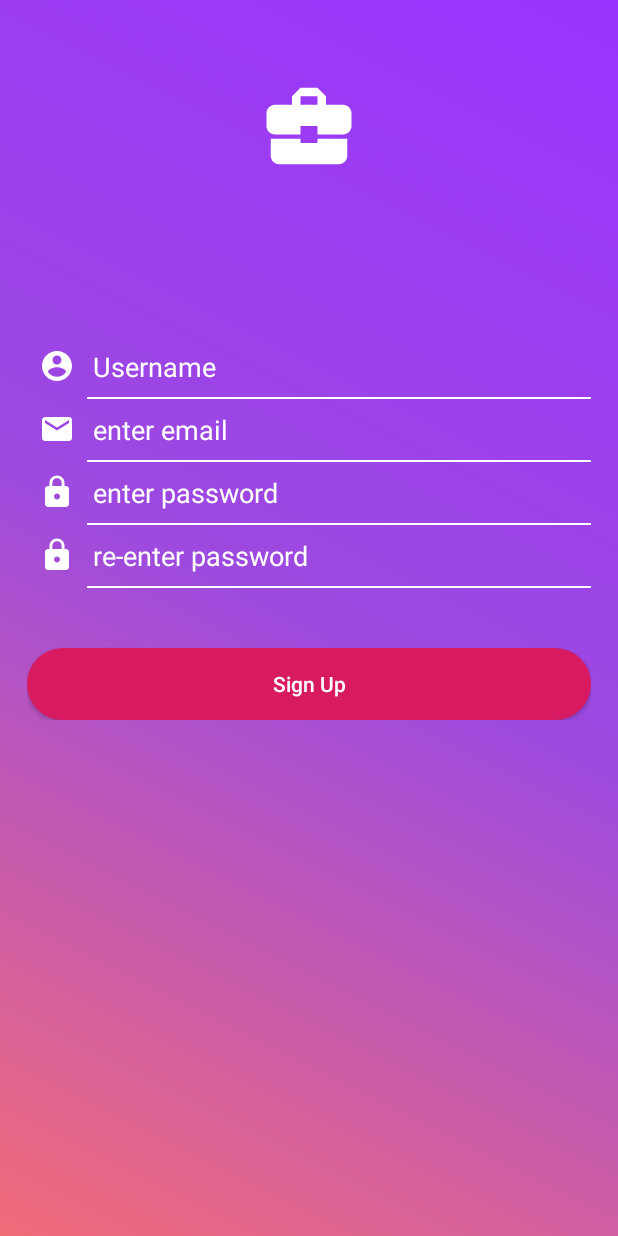
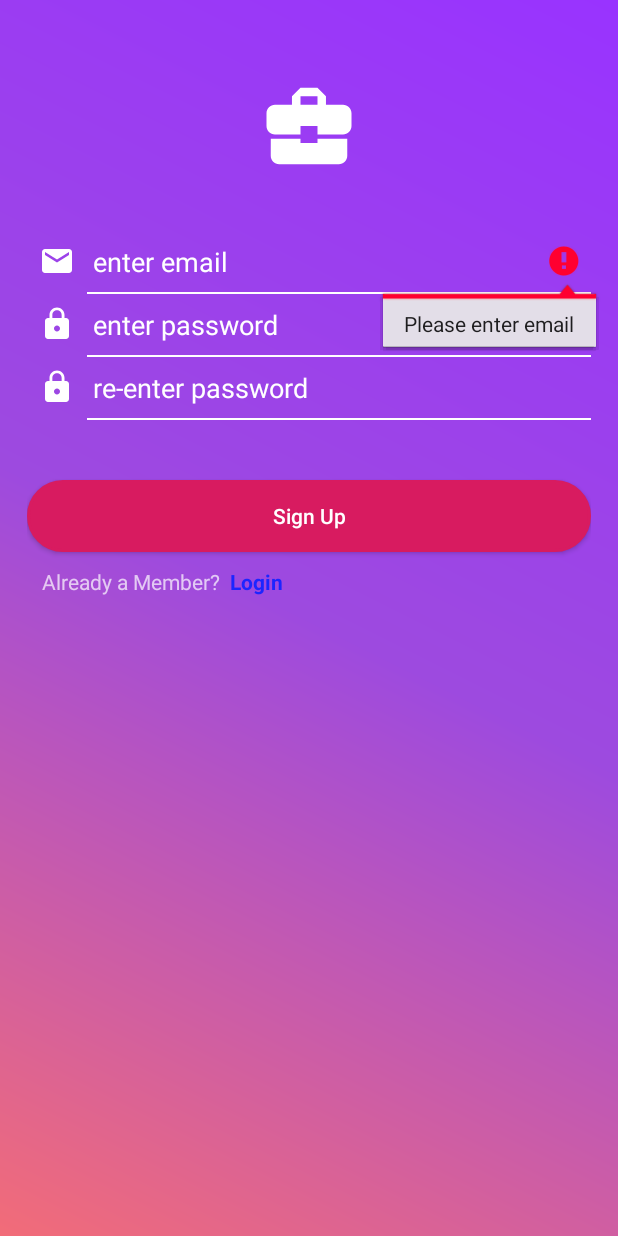
Before and after one commit to SamJay0/Hotel-Booking-App, an Android app: the screen it shows after launch (SignUpActivity), after a tap on "Sign Up", on a phone screen of 412 x 824 dp. Run offline under Robolectric (Android 15) with nearby library versions, the phone set to English and light mode, and no system bars; our stand-ins replace Firebase (no records; nobody signed in at launch, a user with empty details on screens opened directly).

Commit message:
implimented sign in using firebase

```diff
--- a/app/build.gradle
+++ b/app/build.gradle
@@ -27,4 +27,7 @@ dependencies {
     testImplementation 'junit:junit:4.12'
     androidTestImplementation 'com.android.support.test:runner:1.0.2'
     androidTestImplementation 'com.android.support.test.espresso:espresso-core:3.0.2'
+    implementation 'com.google.firebase:firebase-core:16.0.9'
+    implementation 'com.google.firebase:firebase-auth:16.0.5'
 }
+apply plugin: 'com.google.gms.google-services'
--- a/app/src/main/AndroidManifest.xml
+++ b/app/src/main/AndroidManifest.xml
@@ -13,14 +13,14 @@
             android:name=".HomeActivity"
             android:label="@string/title_activity_home"
             android:theme="@style/AppTheme.NoActionBar"></activity>
-        <activity android:name=".SignUpActivity" />
-        <activity android:name=".LoginActivity">
+        <activity android:name=".SignUpActivity" >
             <intent-filter>
                 <action android:name="android.intent.action.MAIN" />
 
                 <category android:name="android.intent.category.LAUNCHER" />
             </intent-filter>
         </activity>
+        <activity android:name=".LoginActivity"/>
         <activity android:name=".MainActivity"></activity>
     </application>
 
--- a/app/src/main/java/com/example/hotelbookingapp/SignUpActivity.java
+++ b/app/src/main/java/com/example/hotelbookingapp/SignUpActivity.java
@@ -1,23 +1,102 @@
 package com.example.hotelbookingapp;
 
+import android.content.Intent;
+import android.support.annotation.NonNull;
 import android.support.v7.app.AppCompatActivity;
 import android.os.Bundle;
 import android.view.View;
 import android.widget.Button;
+import android.widget.EditText;
+import android.widget.TextView;
 import android.widget.Toast;
 
+import com.google.android.gms.tasks.OnCompleteListener;
+import com.google.android.gms.tasks.Task;
+import com.google.firebase.auth.AuthResult;
+import com.google.firebase.auth.FirebaseAuth;
+
 public class SignUpActivity extends AppCompatActivity {
+    EditText emailID,password,password1;
+    Button signUp;
+    TextView login_if_member;
+    FirebaseAuth mfirebaseAuth;
 
     @Override
     protected void onCreate(Bundle savedInstanceState) {
         super.onCreate(savedInstanceState);
         setContentView(R.layout.activity_sign_up);
-        Button signup=findViewById(R.id._sign_up_btn);
-        signup.setOnClickListener(new View.OnClickListener() {
+//        Button signup=findViewById(R.id.sign_up_btn);
+//        TextView login_if_member =findViewById(R.id.login_if_member);
+//        signup.setOnClickListener(new View.OnClickListener() {
+//            @Override
+//            public void onClick(View v) {
+//                Toast.makeText(SignUpActivity.this, "sign up", Toast.LENGTH_SHORT).show();
+//            }
+//        });
+////        login_if_member.setOnClickListener(new View.OnClickListener() {
+////            @Override
+////            public void onClick(View v) {
+////                Toast.makeText(SignUpActivity.this, "login", Toast.LENGTH_SHORT).show();
+////            }
+////        });
+        mfirebaseAuth=FirebaseAuth.getInstance();
+        emailID=findViewById(R.id.sign_up_email);
+        password=findViewById(R.id.sign_up_password);
+        password1=findViewById(R.id.sign_up_password1);
+        signUp=findViewById(R.id.sign_up_btn);
+        login_if_member=findViewById(R.id.login_if_member);
+        //set what happens when user clicks signup button
+        signUp.setOnClickListener(new View.OnClickListener() {
             @Override
             public void onClick(View v) {
-                Toast.makeText(SignUpActivity.this, "sign up", Toast.LENGTH_SHORT).show();
+                String email=emailID.getText().toString();
+                String pass=password.getText().toString();
+                String pass1=password1.getText().toString();
+                if(email.isEmpty()){
+                    emailID.setError("Please enter email");
+                    emailID.requestFocus();
+                }
+                else if(pass.isEmpty()){
+                   password.setError("please enter password");
+                   password.requestFocus();
+                }
+                else if(pass1.isEmpty()){
+                   password1.setError("please enter confirmation password");
+                   password1.requestFocus();
+                }
+                else if(email.isEmpty() && pass.isEmpty() && pass1.isEmpty()){
+                    Toast.makeText(SignUpActivity.this, "fields are empty", Toast.LENGTH_SHORT).show();
+                }
+                else if(!(email.isEmpty() && pass.isEmpty() && pass1.isEmpty())){
+                    if(!(pass.equals(pass1))){
+                        Toast.makeText(SignUpActivity.this, "passwords do not match", Toast.LENGTH_SHORT).show();
+                    }
+                    else{
+                        mfirebaseAuth.createUserWithEmailAndPassword(email,pass).addOnCompleteListener(SignUpActivity.this, new OnCompleteListener<AuthResult>() {
+                            @Override
+                            public void onComplete(@NonNull Task<AuthResult> task) {
+                                if(!task.isSuccessful()){
+                                    Toast.makeText(SignUpActivity.this, "Sign Up failed .Try again", Toast.LENGTH_SHORT).show();
+                                }
+                                else{
+                                    startActivity(new Intent(SignUpActivity.this,HomeActivity.class));
+                                }
+                            }
+                        });
+                    }
+                }
+                else{
+                    Toast.makeText(SignUpActivity.this, "Error Occurred!", Toast.LENGTH_SHORT).show();
+                }
+            }
+        });
+        login_if_member.setOnClickListener(new View.OnClickListener() {
+            @Override
+            public void onClick(View v) {
+                Intent i=new Intent(SignUpActivity.this,LoginActivity.class);
+                startActivity(i);
             }
         });
     }
+
 }
--- a/app/src/main/res/layout/activity_home.xml
+++ b/app/src/main/res/layout/activity_home.xml
@@ -22,4 +22,5 @@
         app:headerLayout="@layout/nav_header_home"
         app:menu="@menu/activity_home_drawer" />
 
+
 </android.support.v4.widget.DrawerLayout>
--- a/app/src/main/res/layout/activity_login.xml
+++ b/app/src/main/res/layout/activity_login.xml
@@ -24,9 +24,10 @@
                 android:layout_marginBottom="20dp"
                 android:src="@drawable/ic_building"/>
             <EditText
+                android:id="@+id/login_username"
                 android:layout_width="match_parent"
                 android:layout_height="wrap_content"
-                android:hint="@string/username"
+                android:hint="@string/email"
                 android:inputType="textPersonName"
                 android:textColorHint="@color/white"
                 android:background="@android:color/transparent"
@@ -42,6 +43,7 @@
                 android:layout_marginLeft="40dp"
                 android:layout_marginStart="40dp"/>
             <EditText
+                android:id="@+id/login_password"
                 android:layout_width="match_parent"
                 android:layout_height="wrap_content"
                 android:hint="@string/passHint"
@@ -59,6 +61,7 @@
                 android:layout_marginLeft="40dp"
                 android:layout_marginStart="40dp"/>
             <CheckBox
+                android:id="@+id/remember_me"
                 android:layout_width="match_parent"
                 android:layout_height="wrap_content"
                 android:padding="8dp"
@@ -87,6 +90,7 @@
                 android:layout_marginStart="20dp"
                 android:layout_marginLeft="20dp"/>
             <Button
+                android:id="@+id/_sign_up_if_not_member"
                 android:layout_width="match_parent"
                 android:layout_height="wrap_content"
                 android:layout_marginTop="15dp"
--- a/app/src/main/res/layout/activity_sign_up.xml
+++ b/app/src/main/res/layout/activity_sign_up.xml
@@ -11,90 +11,104 @@
     <ScrollView
         android:layout_width="match_parent"
         android:layout_height="match_parent">
+
         <LinearLayout
             android:layout_width="match_parent"
             android:layout_height="wrap_content"
             android:orientation="vertical">
+
             <ImageView
                 android:layout_width="100dp"
                 android:layout_height="100dp"
                 android:layout_gravity="center_horizontal"
-                android:padding="16dp"
                 android:layout_marginTop="16dp"
                 android:layout_marginBottom="20dp"
-                android:src="@drawable/ic_building"/>
+                android:padding="16dp"
+                android:src="@drawable/ic_building" />
+
+            <!--<EditText-->
+                <!--android:id="@+id/sign_up_username"-->
+                <!--android:layout_width="match_parent"-->
+                <!--android:layout_height="wrap_content"-->
+                <!--android:layout_marginTop="70dp"-->
+                <!--android:background="@android:color/transparent"-->
+                <!--android:drawableLeft="@drawable/ic_account_circle_black_24dp"-->
+                <!--android:drawablePadding="12dp"-->
+                <!--android:ems="10"-->
+                <!--android:hint="@string/username"-->
+                <!--android:inputType="textPersonName"-->
+                <!--android:padding="8dp"-->
+                <!--android:textColorHint="@color/white" />-->
+
+            <!--<View-->
+                <!--android:layout_width="match_parent"-->
+                <!--android:layout_height="1dp"-->
+                <!--android:layout_marginStart="40dp"-->
+                <!--android:layout_marginLeft="40dp"-->
+                <!--android:background="@color/white" />-->
+
             <EditText
+                android:id="@+id/sign_up_email"
                 android:layout_width="match_parent"
                 android:layout_height="wrap_content"
-                android:hint="@string/username"
-                android:inputType="textPersonName"
-                android:textColorHint="@color/white"
                 android:background="@android:color/transparent"
+                android:drawableLeft="@drawable/ic_email_white"
+                android:drawablePadding="12dp"
+                android:ems="10"
+                android:hint="@string/email"
+                android:inputType="textEmailAddress"
                 android:padding="8dp"
-                android:layout_marginTop="70dp"
-                android:ems="10"
-                android:drawablePadding="12dp"
-                android:drawableLeft="@drawable/ic_account_circle_black_24dp"/>
+                android:textColorHint="@color/white" />
+
             <View
                 android:layout_width="match_parent"
                 android:layout_height="1dp"
-                android:background="@color/white"
+                android:layout_marginStart="40dp"
                 android:layout_marginLeft="40dp"
-                android:layout_marginStart="40dp"/>
+                android:background="@color/white" />
+
             <EditText
+                android:id="@+id/sign_up_password"
                 android:layout_width="match_parent"
                 android:layout_height="wrap_content"
-                android:hint="@string/email"
-                android:inputType="textEmailAddress"
-                android:textColorHint="@color/white"
                 android:background="@android:color/transparent"
+                android:drawableLeft="@drawable/ic_lock_24dp"
+                android:drawablePadding="12dp"
+                android:ems="10"
+                android:hint="@string/passHint"
+                android:inputType="textPassword"
                 android:padding="8dp"
-                android:ems="10"
-                android:drawablePadding="12dp"
-                android:drawableLeft="@drawable/ic_email_white"/>
+                android:textColorHint="@color/white" />
+
             <View
                 android:layout_width="match_parent"
                 android:layout_height="1dp"
-                android:background="@color/white"
+                android:layout_marginStart="40dp"
                 android:layout_marginLeft="40dp"
-                android:layout_marginStart="40dp"/>
+                android:background="@color/white" />
+
             <EditText
+                android:id="@+id/sign_up_password1"
                 android:layout_width="match_parent"
                 android:layout_height="wrap_content"
-                android:hint="@string/passHint"
+                android:background="@android:color/transparent"
+                android:drawableLeft="@drawable/ic_lock_24dp"
+                android:drawablePadding="12dp"
+                android:ems="10"
+                android:hint="@string/passConfirm"
                 android:inputType="textPassword"
-                android:textColorHint="@color/white"
-                android:background="@android:color/transparent"
                 android:padding="8dp"
-                android:ems="10"
-                android:drawablePadding="12dp"
-                android:drawableLeft="@drawable/ic_lock_24dp"/>
+                android:textColorHint="@color/white" />
+
             <View
                 android:layout_width="match_parent"
                 android:layout_height="1dp"
-                android:background="@color/white"
+                android:layout_marginStart="40dp"
                 android:layout_marginLeft="40dp"
-                android:layout_marginStart="40dp"/>
-            <EditText
-                android:layout_width="match_parent"
-                android:layout_height="wrap_content"
-                android:hint="@string/passConfirm"
-                android:inputType="textPassword"
-                android:textColorHint="@color/white"
-                android:background="@android:color/transparent"
-                android:padding="8dp"
-                android:ems="10"
-                android:drawablePadding="12dp"
-                android:drawableLeft="@drawable/ic_lock_24dp"/>
-            <View
-                android:layout_width="match_parent"
-                android:layout_height="1dp"
-                android:background="@color/white"
-                android:layout_marginLeft="40dp"
-                android:layout_marginStart="40dp"/>
+                android:background="@color/white" />
 
             <Button
-                android:id="@+id/_sign_up_btn"
+                android:id="@+id/sign_up_btn"
                 android:layout_width="match_parent"
                 android:layout_height="wrap_content"
                 android:layout_marginTop="40dp"
@@ -102,8 +116,28 @@
                 android:clickable="true"
                 android:focusable="true"
                 android:text="@string/sign_up"
-                android:textColor="@color/white"
-                android:textAllCaps="false"/>
+                android:textAllCaps="false"
+                android:textColor="@color/white" />
+
+            <LinearLayout
+                android:layout_width="wrap_content"
+                android:layout_height="wrap_content"
+                android:layout_margin="10dp"
+                android:orientation="horizontal">
+
+                <TextView
+                    android:layout_width="wrap_content"
+                    android:layout_height="wrap_content"
+                    android:text="Already a Member?  " />
+
+                <TextView
+                    android:id="@+id/login_if_member"
+                    android:layout_width="wrap_content"
+                    android:layout_height="match_parent"
+                    android:text="Login"
+                    android:textColor="@color/blue"
+                    android:textStyle="bold" />
+            </LinearLayout>
 
 
         </LinearLayout>
--- a/app/src/main/res/layout/list_item.xml
+++ b/app/src/main/res/layout/list_item.xml
@@ -5,10 +5,10 @@
     android:layout_width="match_parent"
     android:id="@+id/hotel_container"
     android:orientation="horizontal"
-    android:background="@color/white"
+    android:background="@color/creamwhite"
     android:padding="16dp"
     android:onClick="showLocationAndBook"
-    android:layout_height="match_parent">
+    android:layout_height="wrap_content">
     <ImageView
         android:id="@+id/location_icon"
         android:onClick="showLocationAndBook"
@@ -39,6 +39,7 @@
             android:layout_alignParentRight="true"
             android:layout_alignParentEnd="true"
             android:layout_marginTop="20dp"
+            android:layout_alignParentBottom="true"
             android:background="@drawable/price_textview_background"
             />
 
--- a/app/src/main/res/values/colors.xml
+++ b/app/src/main/res/values/colors.xml
@@ -8,5 +8,6 @@
     <color name="colorAccent">#D81B60</color>
     <color name="white">#fff</color>
     <color name="purple">#D21CFF</color>
+    <color name="creamwhite">#E5BAFF</color>
 
 </resources>
--- a/app/src/main/res/values/strings.xml
+++ b/app/src/main/res/values/strings.xml
@@ -1,5 +1,5 @@
 <resources>
-    <string name="app_name">Hotel Booking App</string>
+    <string name="app_name">Book Hotel</string>
     <string name="login">Login</string>
     <string name="sign_up">Sign Up</string>
     <string name="username">Username</string>
@@ -8,7 +8,7 @@
     <string name="passConfirm">re-enter password</string>
     <string name="remember">Remember me</string>
     <string name="not_registered">Not a Member? </string>
-    <string name="title_activity_home">HomeActivity</string>
+    <string name="title_activity_home">Home</string>
     <string name="navigation_drawer_open">Open navigation drawer</string>
     <string name="navigation_drawer_close">Close navigation drawer</string>
     <string name="nav_header_title">SamJay0</string>
--- a/build.gradle
+++ b/build.gradle
@@ -8,6 +8,7 @@ buildscript {
     }
     dependencies {
         classpath 'com.android.tools.build:gradle:3.4.0'
+        classpath 'com.google.gms:google-services:4.2.0'
 
         // NOTE: Do not place your application dependencies here; they belong
         // in the individual module build.gradle files
```
Also changed, not shown: app/src/main/java/com/example/hotelbookingapp/HomeActivity.java (+9 -5 lines), app/src/main/java/com/example/hotelbookingapp/LoginActivity.java (+1 -11 lines), 1 other file.
